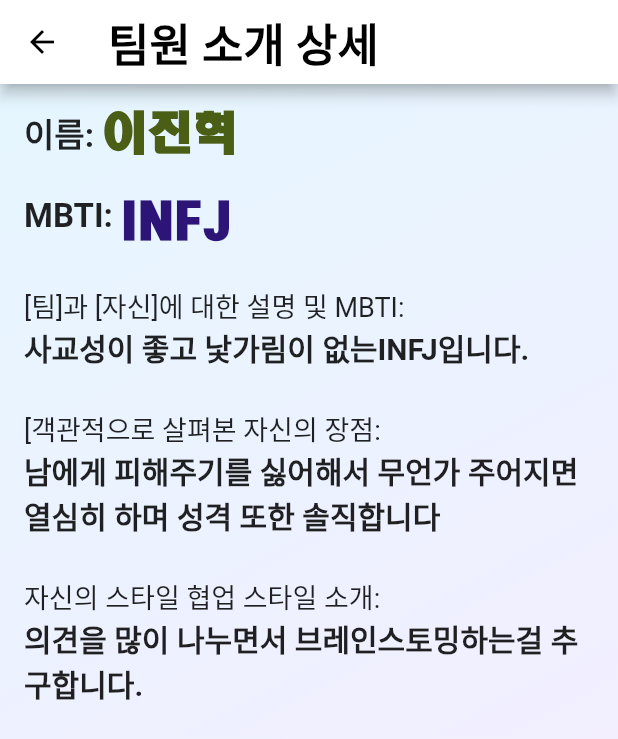
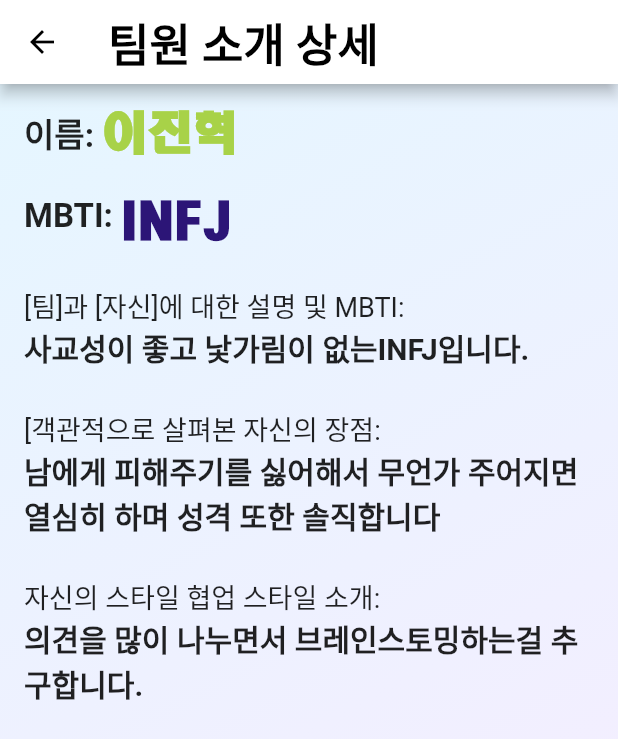
Before and after one commit to jh4016/team-project, a Flutter app: the TeamIntroductionPage screen opened directly, after a tap on "이진혁", on a phone screen of 412 x 824 dp. Shown: the top 739 px of the screen. Run offline on Flutter 3.47's test engine with Material 2 defaults, Android fonts, the phone set to English and light mode, and no system bars; network calls fail.

Commit message:
더 예쁘게 꾸며봤습니다

```diff
--- a/lib/teamIntroduction.dart
+++ b/lib/teamIntroduction.dart
@@ -123,7 +123,7 @@ class TeamIntroductionPage extends StatelessWidget {
                         title: Text(
                           teamMembers[index].name,
                           style: TextStyle(fontSize: 30, fontWeight: FontWeight.bold, fontFamily: 'human',
-                              color:  Color(0xFF4A5E16)),
+                              color:  Color(0xFFA8D248)),
                         ),
                       ),
                     ),
--- a/lib/teamIntroductionDetail.dart
+++ b/lib/teamIntroductionDetail.dart
@@ -50,7 +50,7 @@ class TeamMemberDetailPage extends StatelessWidget {
                       fontSize: 30,
                       fontWeight: FontWeight.bold,
                       fontFamily: 'human',
-                        color:  Color(0xFF4A5E16)
+                        color:  Color(0xFFA8D248)
                     ),
                   )
                 ],
```
